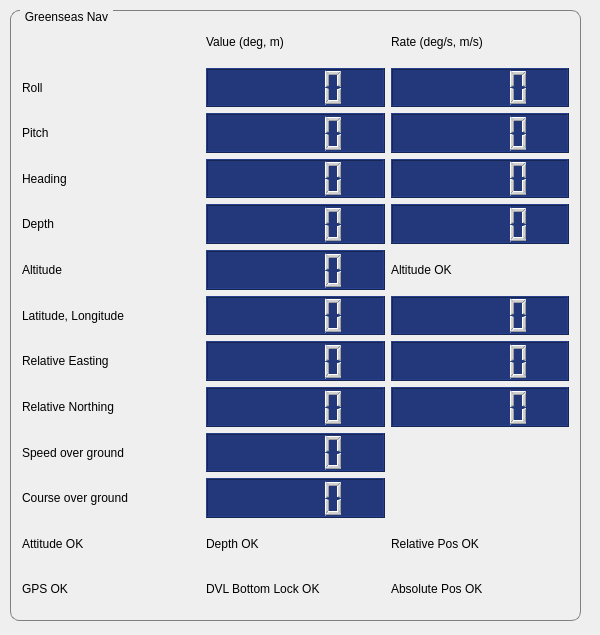
This is src/lcm_gui.ui in nrjl/rqt_volturnus as Qt 5 draws it before an edit. The edited form follows.
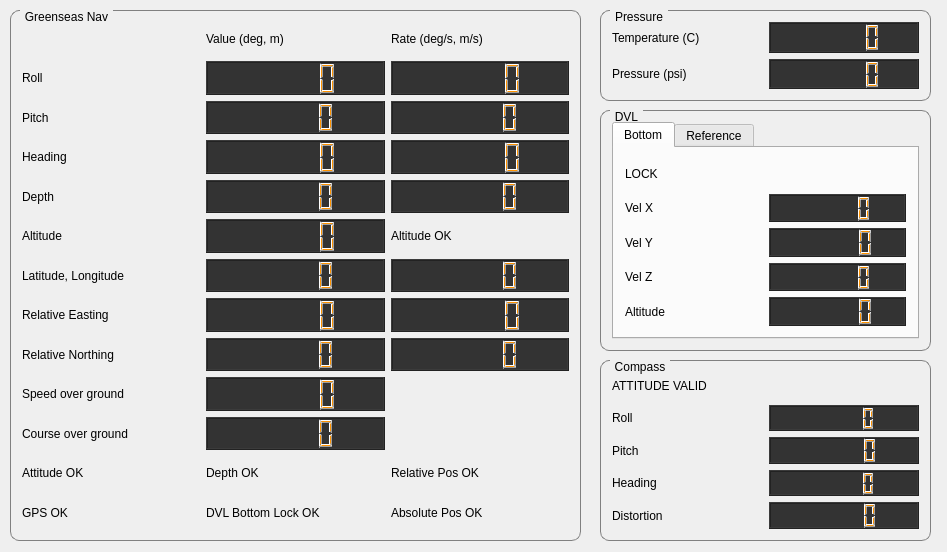
This is the edited form.

Commit message: Final commit before moving package to separate repo.

The edit to the form file:
```diff
--- a/src/lcm_gui.ui
+++ b/src/lcm_gui.ui
@@ -6,20 +6,20 @@
    <rect>
     <x>0</x>
     <y>0</y>
-    <width>600</width>
-    <height>635</height>
+    <width>947</width>
+    <height>552</height>
    </rect>
   </property>
   <property name="windowTitle">
    <string>volturnus_gui</string>
   </property>
-  <widget class="QGroupBox" name="groupBox_2">
+  <widget class="QGroupBox" name="navBox">
    <property name="geometry">
     <rect>
      <x>10</x>
      <y>10</y>
      <width>571</width>
-     <height>611</height>
+     <height>531</height>
     </rect>
    </property>
    <property name="styleSheet">
@@ -39,6 +39,67 @@
     <string>Greenseas Nav</string>
    </property>
    <layout class="QGridLayout" name="gridLayout_8">
+    <item row="2" column="0">
+     <widget class="QLabel" name="label_89">
+      <property name="text">
+       <string>Pitch</string>
+      </property>
+     </widget>
+    </item>
+    <item row="4" column="1">
+     <widget class="QLCDNumber" name="depth_LCD">
+      <property name="styleSheet">
+       <string notr="true">QLCDNumber{
+    color: rgb(255, 147, 0);    
+    background-color: rgb(51, 51, 51);
+}</string>
+      </property>
+     </widget>
+    </item>
+    <item row="3" column="2">
+     <widget class="QLCDNumber" name="heading_rate_LCD">
+      <property name="styleSheet">
+       <string notr="true">QLCDNumber{
+    color: rgb(255, 147, 0);    
+    background-color: rgb(51, 51, 51);
+}</string>
+      </property>
+     </widget>
+    </item>
+    <item row="4" column="0">
+     <widget class="QLabel" name="label_106">
+      <property name="text">
+       <string>Depth</string>
+      </property>
+     </widget>
+    </item>
+    <item row="4" column="2">
+     <widget class="QLCDNumber" name="depth_rate_LCD">
+      <property name="styleSheet">
+       <string notr="true">QLCDNumber{
+    color: rgb(255, 147, 0);    
+    background-color: rgb(51, 51, 51);
+}</string>
+      </property>
+     </widget>
+    </item>
+    <item row="5" column="0">
+     <widget class="QLabel" name="label_107">
+      <property name="text">
+       <string>Altitude</string>
+      </property>
+     </widget>
+    </item>
+    <item row="5" column="1">
+     <widget class="QLCDNumber" name="altitude_LCD">
+      <property name="styleSheet">
+       <string notr="true">QLCDNumber{
+    color: rgb(255, 147, 0);    
+    background-color: rgb(51, 51, 51);
+}</string>
+      </property>
+     </widget>
+    </item>
     <item row="5" column="2">
      <widget class="QLabel" name="altitude_OK">
       <property name="text">
@@ -46,10 +107,20 @@
       </property>
      </widget>
     </item>
-    <item row="4" column="0">
-     <widget class="QLabel" name="label_106">
+    <item row="6" column="0">
+     <widget class="QLabel" name="label_109">
       <property name="text">
-       <string>Depth</string>
+       <string>Latitude, Longitude</string>
+      </property>
+     </widget>
+    </item>
+    <item row="6" column="1">
+     <widget class="QLCDNumber" name="latitude_LCD">
+      <property name="styleSheet">
+       <string notr="true">QLCDNumber{
+    color: rgb(255, 147, 0);    
+    background-color: rgb(51, 51, 51);
+}</string>
       </property>
      </widget>
     </item>
@@ -57,23 +128,19 @@
      <widget class="QLCDNumber" name="roll_LCD">
       <property name="styleSheet">
        <string notr="true">QLCDNumber{
-    color: rgb(210, 210, 210);    
-    background-color: rgb(34, 56, 123);
+    color: rgb(255, 147, 0);    
+    background-color: rgb(51, 51, 51);
 }</string>
       </property>
      </widget>
     </item>
-    <item row="2" column="0">
-     <widget class="QLabel" name="label_89">
-      <property name="text">
-       <string>Pitch</string>
-      </property>
-     </widget>
-    </item>
-    <item row="1" column="0">
-     <widget class="QLabel" name="label_90">
-      <property name="text">
-       <string>Roll</string>
+    <item row="1" column="2">
+     <widget class="QLCDNumber" name="roll_rate_LCD">
+      <property name="styleSheet">
+       <string notr="true">QLCDNumber{
+    color: rgb(255, 147, 0);    
+    background-color: rgb(51, 51, 51);
+}</string>
       </property>
      </widget>
     </item>
@@ -81,45 +148,8 @@
      <widget class="QLCDNumber" name="pitch_LCD">
       <property name="styleSheet">
        <string notr="true">QLCDNumber{
-    color: rgb(210, 210, 210);    
-    background-color: rgb(34, 56, 123);
-}</string>
-      </property>
-     </widget>
-    </item>
-    <item row="3" column="0">
-     <widget class="QLabel" name="label_93">
-      <property name="text">
-       <string>Heading</string>
-      </property>
-     </widget>
-    </item>
-    <item row="3" column="1">
-     <widget class="QLCDNumber" name="heading_LCD">
-      <property name="styleSheet">
-       <string notr="true">QLCDNumber{
-    color: rgb(210, 210, 210);    
-    background-color: rgb(34, 56, 123);
-}</string>
-      </property>
-     </widget>
-    </item>
-    <item row="9" column="1">
-     <widget class="QLCDNumber" name="speed_over_ground_LCD">
-      <property name="styleSheet">
-       <string notr="true">QLCDNumber{
-    color: rgb(210, 210, 210);    
-    background-color: rgb(34, 56, 123);
-}</string>
-      </property>
-     </widget>
-    </item>
-    <item row="10" column="1">
-     <widget class="QLCDNumber" name="course_over_ground_LCD">
-      <property name="styleSheet">
-       <string notr="true">QLCDNumber{
-    color: rgb(210, 210, 210);    
-    background-color: rgb(34, 56, 123);
+    color: rgb(255, 147, 0);    
+    background-color: rgb(51, 51, 51);
 }</string>
       </property>
      </widget>
@@ -131,34 +161,24 @@
       </property>
      </widget>
     </item>
-    <item row="9" column="0">
-     <widget class="QLabel" name="label_97">
+    <item row="1" column="0">
+     <widget class="QLabel" name="label_90">
       <property name="text">
-       <string>Speed over ground</string>
+       <string>Roll</string>
       </property>
      </widget>
     </item>
-    <item row="1" column="2">
-     <widget class="QLCDNumber" name="roll_rate_LCD">
-      <property name="styleSheet">
-       <string notr="true">QLCDNumber{
-    color: rgb(210, 210, 210);    
-    background-color: rgb(34, 56, 123);
-}</string>
-      </property>
-     </widget>
-    </item>
-    <item row="15" column="0">
-     <widget class="QLabel" name="attitude_OK">
+    <item row="8" column="0">
+     <widget class="QLabel" name="label_136">
       <property name="text">
-       <string>Attitude OK</string>
+       <string>Relative Northing</string>
       </property>
      </widget>
     </item>
-    <item row="16" column="0">
-     <widget class="QLabel" name="GPS_OK">
+    <item row="0" column="1">
+     <widget class="QLabel" name="label_111">
       <property name="text">
-       <string>GPS OK</string>
+       <string>Value (deg, m)</string>
       </property>
      </widget>
     </item>
@@ -166,48 +186,45 @@
      <widget class="QLCDNumber" name="pitch_rate_LCD">
       <property name="styleSheet">
        <string notr="true">QLCDNumber{
-    color: rgb(210, 210, 210);    
-    background-color: rgb(34, 56, 123);
+    color: rgb(255, 147, 0);    
+    background-color: rgb(51, 51, 51);
 }</string>
       </property>
      </widget>
     </item>
-    <item row="3" column="2">
-     <widget class="QLCDNumber" name="heading_rate_LCD">
-      <property name="styleSheet">
-       <string notr="true">QLCDNumber{
-    color: rgb(210, 210, 210);    
-    background-color: rgb(34, 56, 123);
-}</string>
+    <item row="3" column="0">
+     <widget class="QLabel" name="label_93">
+      <property name="text">
+       <string>Heading</string>
       </property>
      </widget>
     </item>
-    <item row="5" column="1">
-     <widget class="QLCDNumber" name="altitude_LCD">
+    <item row="3" column="1">
+     <widget class="QLCDNumber" name="heading_LCD">
       <property name="styleSheet">
        <string notr="true">QLCDNumber{
-    color: rgb(210, 210, 210);    
-    background-color: rgb(34, 56, 123);
+    color: rgb(255, 147, 0);    
+    background-color: rgb(51, 51, 51);
 }</string>
       </property>
      </widget>
     </item>
-    <item row="4" column="1">
-     <widget class="QLCDNumber" name="depth_LCD">
+    <item row="8" column="1">
+     <widget class="QLCDNumber" name="rel_north_LCD">
       <property name="styleSheet">
        <string notr="true">QLCDNumber{
-    color: rgb(210, 210, 210);    
-    background-color: rgb(34, 56, 123);
+    color: rgb(255, 147, 0);    
+    background-color: rgb(51, 51, 51);
 }</string>
       </property>
      </widget>
     </item>
-    <item row="4" column="2">
-     <widget class="QLCDNumber" name="depth_rate_LCD">
+    <item row="6" column="2">
+     <widget class="QLCDNumber" name="longitude_LCD">
       <property name="styleSheet">
        <string notr="true">QLCDNumber{
-    color: rgb(210, 210, 210);    
-    background-color: rgb(34, 56, 123);
+    color: rgb(255, 147, 0);    
+    background-color: rgb(51, 51, 51);
 }</string>
       </property>
      </widget>
@@ -223,23 +240,46 @@
      <widget class="QLCDNumber" name="rel_east_LCD">
       <property name="styleSheet">
        <string notr="true">QLCDNumber{
-    color: rgb(210, 210, 210);    
-    background-color: rgb(34, 56, 123);
+    color: rgb(255, 147, 0);    
+    background-color: rgb(51, 51, 51);
 }</string>
       </property>
      </widget>
     </item>
-    <item row="5" column="0">
-     <widget class="QLabel" name="label_107">
-      <property name="text">
-       <string>Altitude</string>
+    <item row="7" column="2">
+     <widget class="QLCDNumber" name="rel_east_rate_LCD">
+      <property name="styleSheet">
+       <string notr="true">QLCDNumber{
+    color: rgb(255, 147, 0);    
+    background-color: rgb(51, 51, 51);
+}</string>
       </property>
      </widget>
     </item>
-    <item row="0" column="1">
-     <widget class="QLabel" name="label_111">
+    <item row="8" column="2">
+     <widget class="QLCDNumber" name="rel_north_rate_LCD">
+      <property name="styleSheet">
+       <string notr="true">QLCDNumber{
+    color: rgb(255, 147, 0);    
+    background-color: rgb(51, 51, 51);
+}</string>
+      </property>
+     </widget>
+    </item>
+    <item row="9" column="0">
+     <widget class="QLabel" name="label_97">
       <property name="text">
-       <string>Value (deg, m)</string>
+       <string>Speed over ground</string>
+      </property>
+     </widget>
+    </item>
+    <item row="9" column="1">
+     <widget class="QLCDNumber" name="speed_over_ground_LCD">
+      <property name="styleSheet">
+       <string notr="true">QLCDNumber{
+    color: rgb(255, 147, 0);    
+    background-color: rgb(51, 51, 51);
+}</string>
       </property>
      </widget>
     </item>
@@ -250,33 +290,20 @@
       </property>
      </widget>
     </item>
-    <item row="8" column="1">
-     <widget class="QLCDNumber" name="rel_north_LCD">
+    <item row="10" column="1">
+     <widget class="QLCDNumber" name="course_over_ground_LCD">
       <property name="styleSheet">
        <string notr="true">QLCDNumber{
-    color: rgb(210, 210, 210);    
-    background-color: rgb(34, 56, 123);
+    color: rgb(255, 147, 0);    
+    background-color: rgb(51, 51, 51);
 }</string>
       </property>
      </widget>
     </item>
-    <item row="8" column="2">
-     <widget class="QLCDNumber" name="rel_north_rate_LCD">
-      <property name="styleSheet">
-       <string notr="true">QLCDNumber{
-    color: rgb(210, 210, 210);    
-    background-color: rgb(34, 56, 123);
-}</string>
-      </property>
-     </widget>
-    </item>
-    <item row="7" column="2">
-     <widget class="QLCDNumber" name="rel_east_rate_LCD">
-      <property name="styleSheet">
-       <string notr="true">QLCDNumber{
-    color: rgb(210, 210, 210);    
-    background-color: rgb(34, 56, 123);
-}</string>
+    <item row="15" column="0">
+     <widget class="QLabel" name="attitude_OK">
+      <property name="text">
+       <string>Attitude OK</string>
       </property>
      </widget>
     </item>
@@ -294,6 +321,13 @@
       </property>
      </widget>
     </item>
+    <item row="16" column="0">
+     <widget class="QLabel" name="GPS_OK">
+      <property name="text">
+       <string>GPS OK</string>
+      </property>
+     </widget>
+    </item>
     <item row="16" column="1">
      <widget class="QLabel" name="DVL_OK">
       <property name="text">
@@ -301,13 +335,6 @@
       </property>
      </widget>
     </item>
-    <item row="8" column="0">
-     <widget class="QLabel" name="label_136">
-      <property name="text">
-       <string>Relative Northing</string>
-      </property>
-     </widget>
-    </item>
     <item row="16" column="2">
      <widget class="QLabel" name="abs_pos_OK">
       <property name="text">
@@ -315,35 +342,385 @@
       </property>
      </widget>
     </item>
-    <item row="6" column="0">
-     <widget class="QLabel" name="label_109">
+   </layout>
+  </widget>
+  <widget class="QGroupBox" name="pressureBox">
+   <property name="geometry">
+    <rect>
+     <x>600</x>
+     <y>10</y>
+     <width>331</width>
+     <height>91</height>
+    </rect>
+   </property>
+   <property name="styleSheet">
+    <string notr="true">QGroupBox {
+    border: 1px solid gray;
+    border-radius: 9px;
+    margin-top: 0.5em;
+}
+
+QGroupBox::title {
+    subcontrol-origin: margin;
+    left: 10px;
+    padding: 0 3px 0 3px;
+}</string>
+   </property>
+   <property name="title">
+    <string>Pressure</string>
+   </property>
+   <layout class="QGridLayout" name="gridLayout">
+    <item row="0" column="0">
+     <widget class="QLabel" name="label_91">
       <property name="text">
-       <string>Latitude, Longitude</string>
+       <string>Temperature (C)</string>
       </property>
      </widget>
     </item>
-    <item row="6" column="1">
-     <widget class="QLCDNumber" name="latitude_LCD">
+    <item row="0" column="1">
+     <widget class="QLCDNumber" name="temperature_LCD">
       <property name="styleSheet">
        <string notr="true">QLCDNumber{
-    color: rgb(210, 210, 210);    
-    background-color: rgb(34, 56, 123);
+    color: rgb(255, 147, 0);    
+    background-color: rgb(51, 51, 51);
 }</string>
       </property>
      </widget>
     </item>
-    <item row="6" column="2">
-     <widget class="QLCDNumber" name="longitude_LCD">
+    <item row="1" column="0">
+     <widget class="QLabel" name="label_92">
+      <property name="text">
+       <string>Pressure (psi)</string>
+      </property>
+     </widget>
+    </item>
+    <item row="1" column="1">
+     <widget class="QLCDNumber" name="pressure_LCD">
       <property name="styleSheet">
        <string notr="true">QLCDNumber{
-    color: rgb(210, 210, 210);    
-    background-color: rgb(34, 56, 123);
+    color: rgb(255, 147, 0);    
+    background-color: rgb(51, 51, 51);
 }</string>
       </property>
      </widget>
     </item>
    </layout>
   </widget>
+  <widget class="QGroupBox" name="dvlBox">
+   <property name="geometry">
+    <rect>
+     <x>600</x>
+     <y>110</y>
+     <width>331</width>
+     <height>241</height>
+    </rect>
+   </property>
+   <property name="styleSheet">
+    <string notr="true">QGroupBox {
+    border: 1px solid gray;
+    border-radius: 9px;
+    margin-top: 0.5em;
+}
+
+QGroupBox::title {
+    subcontrol-origin: margin;
+    left: 10px;
+    padding: 0 3px 0 3px;
+}</string>
+   </property>
+   <property name="title">
+    <string>DVL</string>
+   </property>
+   <layout class="QGridLayout" name="gridLayout_2">
+    <item row="0" column="0">
+     <widget class="QTabWidget" name="DVL_tabs">
+      <property name="currentIndex">
+       <number>0</number>
+      </property>
+      <widget class="QWidget" name="btm">
+       <attribute name="title">
+        <string>Bottom</string>
+       </attribute>
+       <layout class="QGridLayout" name="gridLayout_3">
+        <item row="1" column="0">
+         <widget class="QLabel" name="label_110">
+          <property name="text">
+           <string>Vel X</string>
+          </property>
+         </widget>
+        </item>
+        <item row="1" column="1">
+         <widget class="QLCDNumber" name="dvl_btm_velx_LCD">
+          <property name="styleSheet">
+           <string notr="true">QLCDNumber{
+    color: rgb(255, 147, 0);    
+    background-color: rgb(51, 51, 51);
+}</string>
+          </property>
+         </widget>
+        </item>
+        <item row="4" column="0">
+         <widget class="QLabel" name="label_137">
+          <property name="text">
+           <string>Altitude</string>
+          </property>
+         </widget>
+        </item>
+        <item row="4" column="1">
+         <widget class="QLCDNumber" name="dvl_btm_alt_LCD">
+          <property name="styleSheet">
+           <string notr="true">QLCDNumber{
+    color: rgb(255, 147, 0);    
+    background-color: rgb(51, 51, 51);
+}</string>
+          </property>
+         </widget>
+        </item>
+        <item row="2" column="1">
+         <widget class="QLCDNumber" name="dvl_btm_vely_LCD">
+          <property name="styleSheet">
+           <string notr="true">QLCDNumber{
+    color: rgb(255, 147, 0);    
+    background-color: rgb(51, 51, 51);
+}</string>
+          </property>
+         </widget>
+        </item>
+        <item row="2" column="0">
+         <widget class="QLabel" name="label_139">
+          <property name="text">
+           <string>Vel Y</string>
+          </property>
+         </widget>
+        </item>
+        <item row="0" column="0">
+         <widget class="QLabel" name="dvl_btm_lock">
+          <property name="text">
+           <string>LOCK</string>
+          </property>
+         </widget>
+        </item>
+        <item row="3" column="1">
+         <widget class="QLCDNumber" name="dvl_btm_velz_LCD">
+          <property name="styleSheet">
+           <string notr="true">QLCDNumber{
+    color: rgb(255, 147, 0);    
+    background-color: rgb(51, 51, 51);
+}</string>
+          </property>
+         </widget>
+        </item>
+        <item row="3" column="0">
+         <widget class="QLabel" name="label_140">
+          <property name="text">
+           <string>Vel Z</string>
+          </property>
+         </widget>
+        </item>
+       </layout>
+      </widget>
+      <widget class="QWidget" name="ref">
+       <attribute name="title">
+        <string>Reference</string>
+       </attribute>
+       <layout class="QGridLayout" name="gridLayout_4">
+        <item row="1" column="1">
+         <widget class="QLCDNumber" name="dvl_ref_velx_LCD">
+          <property name="styleSheet">
+           <string notr="true">QLCDNumber{
+    color: rgb(255, 147, 0);    
+    background-color: rgb(51, 51, 51);
+}</string>
+          </property>
+         </widget>
+        </item>
+        <item row="3" column="0">
+         <widget class="QLabel" name="label_145">
+          <property name="text">
+           <string>Vel Z</string>
+          </property>
+         </widget>
+        </item>
+        <item row="4" column="0">
+         <widget class="QLabel" name="label_141">
+          <property name="text">
+           <string>Altitude</string>
+          </property>
+         </widget>
+        </item>
+        <item row="0" column="0">
+         <widget class="QLabel" name="dvl_ref_lock">
+          <property name="text">
+           <string>LOCK</string>
+          </property>
+         </widget>
+        </item>
+        <item row="2" column="0">
+         <widget class="QLabel" name="label_144">
+          <property name="text">
+           <string>Vel Y</string>
+          </property>
+         </widget>
+        </item>
+        <item row="2" column="1">
+         <widget class="QLCDNumber" name="dvl_ref_vely_LCD">
+          <property name="styleSheet">
+           <string notr="true">QLCDNumber{
+    color: rgb(255, 147, 0);    
+    background-color: rgb(51, 51, 51);
+}</string>
+          </property>
+         </widget>
+        </item>
+        <item row="3" column="1">
+         <widget class="QLCDNumber" name="dvl_ref_velz_LCD">
+          <property name="styleSheet">
+           <string notr="true">QLCDNumber{
+    color: rgb(255, 147, 0);    
+    background-color: rgb(51, 51, 51);
+}</string>
+          </property>
+         </widget>
+        </item>
+        <item row="1" column="0">
+         <widget class="QLabel" name="label_142">
+          <property name="text">
+           <string>Vel X</string>
+          </property>
+         </widget>
+        </item>
+        <item row="4" column="1">
+         <widget class="QLCDNumber" name="dvl_ref_alt_LCD">
+          <property name="styleSheet">
+           <string notr="true">QLCDNumber{
+    color: rgb(255, 147, 0);    
+    background-color: rgb(51, 51, 51);
+}</string>
+          </property>
+         </widget>
+        </item>
+       </layout>
+       <zorder>label_141</zorder>
+       <zorder>dvl_ref_alt_LCD</zorder>
+       <zorder>label_142</zorder>
+       <zorder>dvl_ref_lock</zorder>
+       <zorder>label_144</zorder>
+       <zorder>label_145</zorder>
+       <zorder>dvl_ref_velz_LCD</zorder>
+       <zorder>dvl_ref_vely_LCD</zorder>
+       <zorder>dvl_ref_velx_LCD</zorder>
+       <zorder>dvl_btm_vely_LCD_2</zorder>
+       <zorder>dvl_btm_velz_LCD_2</zorder>
+      </widget>
+     </widget>
+    </item>
+   </layout>
+   <zorder>pressureBox</zorder>
+   <zorder>DVL_tabs</zorder>
+  </widget>
+  <widget class="QGroupBox" name="compassBox">
+   <property name="geometry">
+    <rect>
+     <x>600</x>
+     <y>360</y>
+     <width>331</width>
+     <height>181</height>
+    </rect>
+   </property>
+   <property name="styleSheet">
+    <string notr="true">QGroupBox {
+    border: 1px solid gray;
+    border-radius: 9px;
+    margin-top: 0.5em;
+}
+
+QGroupBox::title {
+    subcontrol-origin: margin;
+    left: 10px;
+    padding: 0 3px 0 3px;
+}</string>
+   </property>
+   <property name="title">
+    <string>Compass</string>
+   </property>
+   <layout class="QGridLayout" name="gridLayout_5">
+    <item row="1" column="1">
+     <widget class="QLCDNumber" name="compass_roll_LCD">
+      <property name="styleSheet">
+       <string notr="true">QLCDNumber{
+    color: rgb(255, 147, 0);    
+    background-color: rgb(51, 51, 51);
+}</string>
+      </property>
+     </widget>
+    </item>
+    <item row="2" column="1">
+     <widget class="QLCDNumber" name="compass_pitch_LCD">
+      <property name="styleSheet">
+       <string notr="true">QLCDNumber{
+    color: rgb(255, 147, 0);    
+    background-color: rgb(51, 51, 51);
+}</string>
+      </property>
+     </widget>
+    </item>
+    <item row="2" column="0">
+     <widget class="QLabel" name="label_146">
+      <property name="text">
+       <string>Pitch</string>
+      </property>
+     </widget>
+    </item>
+    <item row="3" column="1">
+     <widget class="QLCDNumber" name="compass_heading_LCD">
+      <property name="styleSheet">
+       <string notr="true">QLCDNumber{
+    color: rgb(255, 147, 0);    
+    background-color: rgb(51, 51, 51);
+}</string>
+      </property>
+     </widget>
+    </item>
+    <item row="3" column="0">
+     <widget class="QLabel" name="label_147">
+      <property name="text">
+       <string>Heading</string>
+      </property>
+     </widget>
+    </item>
+    <item row="4" column="1">
+     <widget class="QLCDNumber" name="compass_distortion_LCD">
+      <property name="styleSheet">
+       <string notr="true">QLCDNumber{
+    color: rgb(255, 147, 0);    
+    background-color: rgb(51, 51, 51);
+}</string>
+      </property>
+     </widget>
+    </item>
+    <item row="1" column="0">
+     <widget class="QLabel" name="label_138">
+      <property name="text">
+       <string>Roll</string>
+      </property>
+     </widget>
+    </item>
+    <item row="0" column="0">
+     <widget class="QLabel" name="compass_att_status">
+      <property name="text">
+       <string>ATTITUDE VALID</string>
+      </property>
+     </widget>
+    </item>
+    <item row="4" column="0">
+     <widget class="QLabel" name="label_149">
+      <property name="text">
+       <string>Distortion</string>
+      </property>
+     </widget>
+    </item>
+   </layout>
+  </widget>
  </widget>
  <layoutdefault spacing="6" margin="11"/>
  <resources/>
```
The commit also changes 2 other files.
